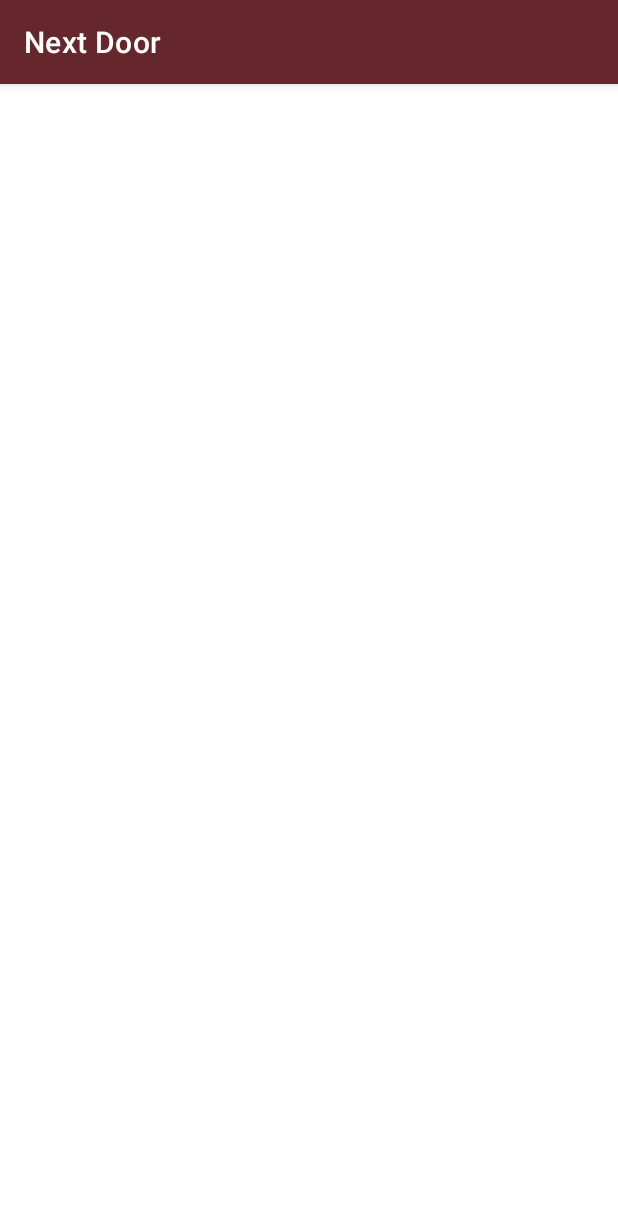
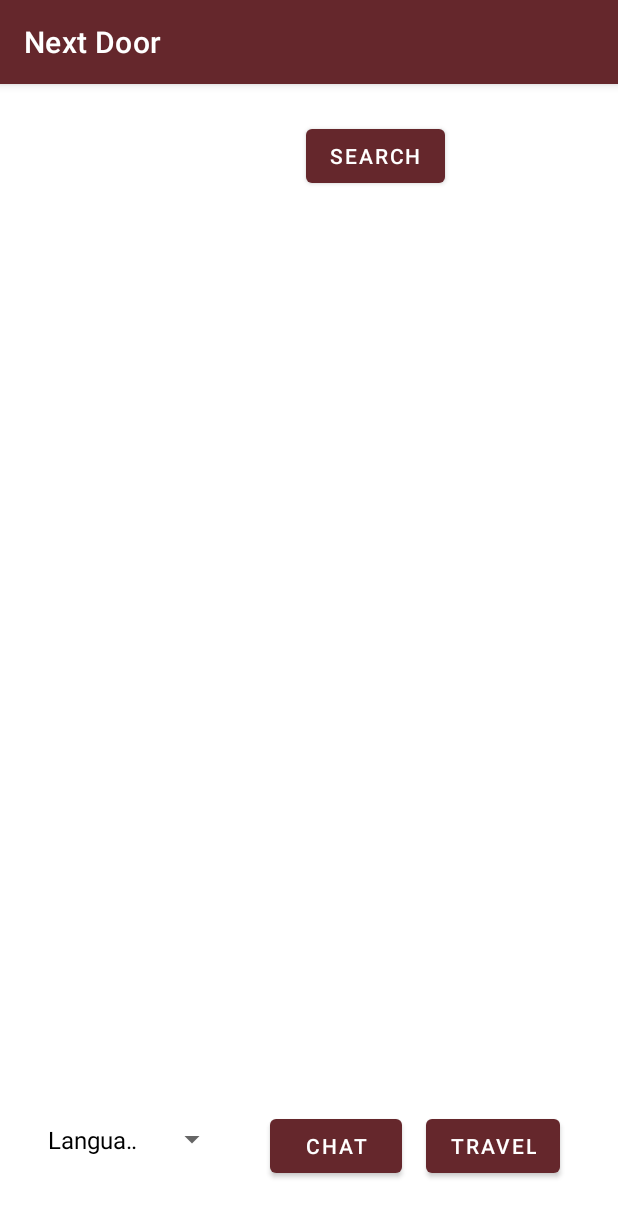
Before and after one commit to ItayMeiri/NextDoorApp, an Android app: the HomePageActivity screen opened directly, with no data from a screen before it, on a phone screen of 412 x 824 dp. Shown: the top 1217 px of the screen. Run offline under Robolectric (Android 15) with nearby library versions, the phone set to English and light mode, and no system bars; our stand-ins replace Firebase (no records; nobody signed in at launch, a user with empty details on screens opened directly).

```diff
--- a/app/src/main/java/com/app/nextdoor/HomePageActivity.java
+++ b/app/src/main/java/com/app/nextdoor/HomePageActivity.java
@@ -1,9 +1,18 @@
 package com.app.nextdoor;
 
 import androidx.annotation.NonNull;
+import androidx.annotation.Nullable;
 import androidx.appcompat.app.AppCompatActivity;
 
+import android.content.Intent;
+import android.graphics.Color;
 import android.os.Bundle;
+import android.view.View;
+import android.view.ViewGroup;
+import android.widget.ArrayAdapter;
+import android.widget.Button;
+import android.widget.Spinner;
+import android.widget.TextView;
 
 import com.google.firebase.database.DataSnapshot;
 import com.google.firebase.database.DatabaseError;
@@ -17,12 +26,55 @@ import java.util.HashMap;
 
 public class HomePageActivity extends AppCompatActivity {
 
+    Button search;
+    Spinner sp;
+    ArrayAdapter<String> adapter;
 
     @Override
     protected void onCreate(Bundle savedInstanceState) {
         super.onCreate(savedInstanceState);
         setContentView(R.layout.activity_home);
 
+        search = findViewById(R.id.button3);
+        sp = findViewById(R.id.spinner);
+        String [] items = new String[]{"Language","English","French","Hebrew"};
+        adapter = new ArrayAdapter<String>(this, android.R.layout.simple_spinner_dropdown_item,items){
+            @Override
+            public boolean isEnabled(int position) {
+                if (position==0){
+                    return false;
+                }
+                else {
+                    return true;
+                }
+            }
+
+            @Override
+            public View getDropDownView(int position, @Nullable View convertView, @NonNull ViewGroup parent) {
+                View view = super.getDropDownView(position, convertView, parent);
+                TextView tv = (TextView) view;
+                if (position==0){
+                    tv.setTextColor(Color.GRAY);
+                }
+                else {
+                    tv.setTextColor(Color.BLACK);
+                }
+                return view;
+            }
+        };
+
+        adapter.isEnabled(0);
+        sp.setAdapter(adapter);
+
+        search.setOnClickListener(new View.OnClickListener() {
+            @Override
+            public void onClick(View view) {
+                Intent i = new Intent(HomePageActivity.this,SearchActivity.class);
+                startActivity(i);
+            }
+        });
+
+
 
     }
 }
--- a/app/src/main/java/com/app/nextdoor/RegistrationActivity.java
+++ b/app/src/main/java/com/app/nextdoor/RegistrationActivity.java
@@ -9,24 +9,20 @@ import android.text.TextUtils;
 import android.util.Patterns;
 import android.view.View;
 import android.widget.Button;
-import android.widget.CheckBox;
 import android.widget.EditText;
 import android.widget.RadioButton;
 import android.widget.RadioGroup;
 import android.widget.TextView;
 import android.widget.Toast;
-
 import com.google.android.gms.tasks.OnCompleteListener;
 import com.google.android.gms.tasks.Task;
 import com.google.firebase.auth.AuthResult;
 import com.google.firebase.auth.FirebaseAuth;
 import com.google.firebase.database.DatabaseReference;
 import com.google.firebase.database.FirebaseDatabase;
-
 import java.util.ArrayList;
 import java.util.List;
 import java.util.Objects;
-import java.util.regex.Pattern;
 
 public class RegistrationActivity extends AppCompatActivity {
 
--- a/app/src/main/res/layout/activity_home.xml
+++ b/app/src/main/res/layout/activity_home.xml
@@ -6,4 +6,49 @@
     android:layout_height="match_parent"
     tools:context=".HomePageActivity">
 
+    <Button
+        android:id="@+id/button3"
+        android:layout_width="wrap_content"
+        android:layout_height="wrap_content"
+        android:layout_marginTop="24dp"
+        android:layout_marginEnd="64dp"
+        android:text="Search"
+        app:layout_constraintEnd_toEndOf="parent"
+        app:layout_constraintStart_toEndOf="@+id/spinner"
+        app:layout_constraintTop_toTopOf="parent"
+        tools:ignore="MissingConstraints" />
+
+    <Button
+        android:id="@+id/Chat"
+        android:layout_width="wrap_content"
+        android:layout_height="wrap_content"
+        android:layout_marginStart="28dp"
+        android:layout_marginBottom="36dp"
+        android:text="Chat"
+        app:layout_constraintBottom_toBottomOf="parent"
+        app:layout_constraintStart_toEndOf="@+id/spinner" />
+
+    <Spinner
+        android:id="@+id/spinner"
+        android:layout_width="128dp"
+        android:layout_height="46dp"
+        android:layout_marginStart="24dp"
+        app:layout_constraintBottom_toBottomOf="parent"
+        app:layout_constraintStart_toStartOf="parent"
+        app:layout_constraintTop_toTopOf="parent"
+        app:layout_constraintVertical_bias="0.943"
+        tools:ignore="SpeakableTextPresentCheck" />
+
+    <Button
+        android:id="@+id/button5"
+        android:layout_width="wrap_content"
+        android:layout_height="wrap_content"
+        android:layout_marginStart="16dp"
+        android:layout_marginBottom="36dp"
+        android:text="Travel"
+        app:layout_constraintBottom_toBottomOf="parent"
+        app:layout_constraintEnd_toEndOf="parent"
+        app:layout_constraintHorizontal_bias="0.0"
+        app:layout_constraintStart_toEndOf="@+id/Chat" />
+
 </androidx.constraintlayout.widget.ConstraintLayout>
```
